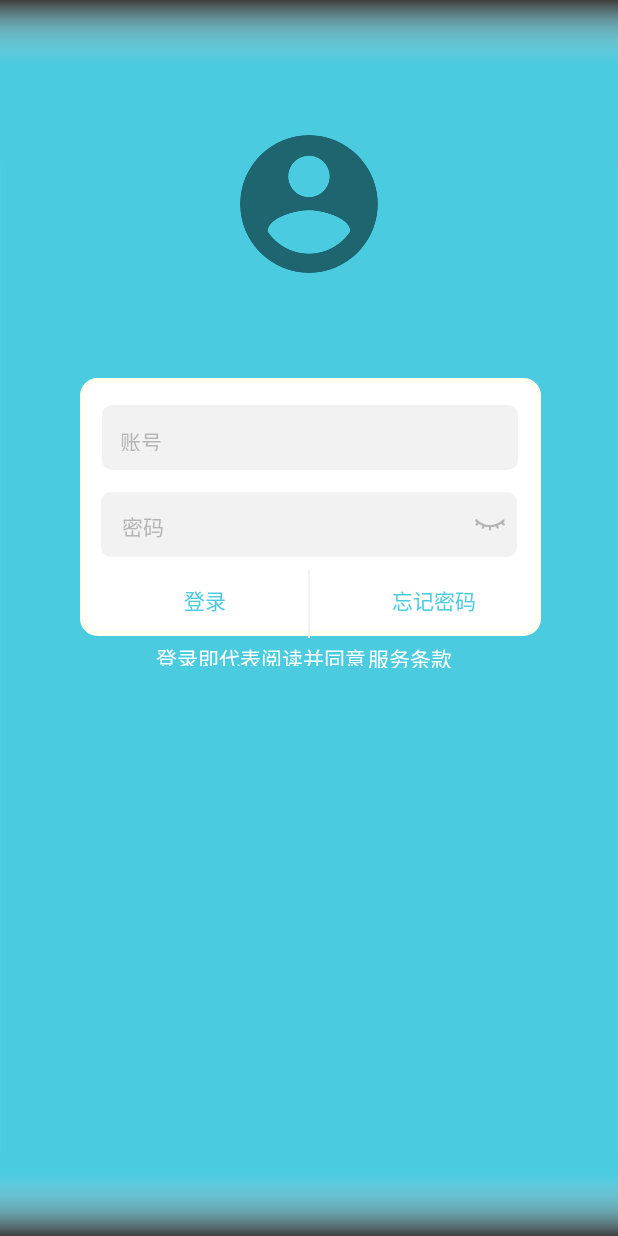
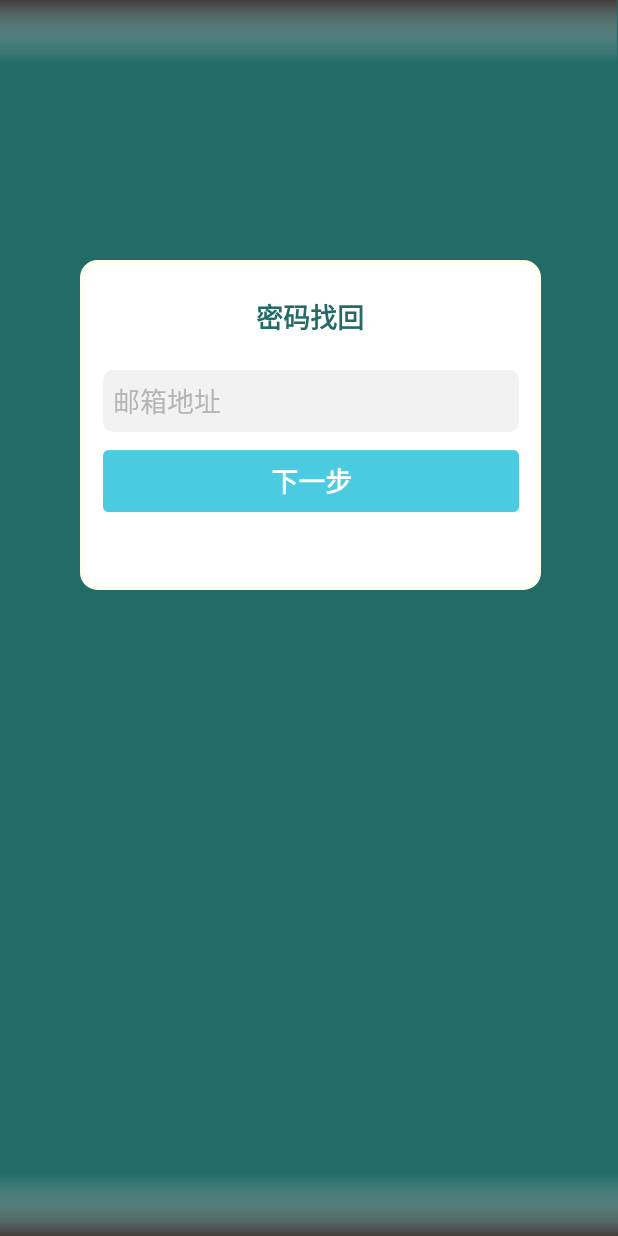
Before and after one commit to PluckySaltyfish/Tree, an Android app: the Login2Activity screen opened directly, with no data from a screen before it, after a tap on "忘记密码", on a phone screen of 412 x 824 dp. Run offline under Robolectric (Android 15) with nearby library versions, the phone set to English and light mode, and no system bars; Roboto replaces fonts that are not available here.

Commit message:
RetrievePassword page

```diff
--- a/app/src/main/AndroidManifest.xml
+++ b/app/src/main/AndroidManifest.xml
@@ -24,6 +24,12 @@
         <activity android:name=".Login2Activity">
 
         </activity>
+        <activity android:name=".RetrievePassword1">
+
+        </activity>
+        <activity android:name=".RetrievePassword2">
+
+        </activity>
         <activity android:name=".Register">
 
         </activity>
--- a/app/src/main/java/com/example/plucky/mytree/Login2Activity.java
+++ b/app/src/main/java/com/example/plucky/mytree/Login2Activity.java
@@ -110,8 +110,8 @@ public class Login2Activity extends AppCompatActivity {
             @Override
             public void onClick(View v) {
                 //start forgetpassword activity
-//                Intent i = new Intent(Login2Activity.this, xxx.class);
-//                startActivity(i);
+                Intent i = new Intent(Login2Activity.this, RetrievePassword1.class);
+                startActivity(i);
             }
         });
 
--- /dev/null
+++ b/app/src/main/java/com/example/plucky/mytree/RetrievePassword1.java
@@ -0,0 +1,62 @@
+package com.example.plucky.mytree;
+
+import android.content.Intent;
+import android.graphics.Color;
+import android.os.Build;
+import android.os.Bundle;
+import android.support.v7.app.AppCompatActivity;
+import android.view.View;
+import android.widget.Button;
+import android.widget.EditText;
+
+/**
+ * Created by Administrator on 2018/2/9.
+ */
+
+public class RetrievePassword1 extends AppCompatActivity {
+
+    private EditText musermail;
+    private Button next;
+
+    @Override
+    protected void onCreate(Bundle savedInstanceState) {
+        super.onCreate(savedInstanceState);
+        setContentView(R.layout.password_retrieve1);
+        if (Build.VERSION.SDK_INT >= 21) {
+            View decorView =getWindow().getDecorView();
+            int option = View.SYSTEM_UI_FLAG_LAYOUT_HIDE_NAVIGATION
+                    | View.SYSTEM_UI_FLAG_LAYOUT_FULLSCREEN
+                    | View.SYSTEM_UI_FLAG_LAYOUT_STABLE;
+            decorView.setSystemUiVisibility(option);
+            getWindow().setNavigationBarColor(Color.TRANSPARENT);
+            getWindow().setStatusBarColor(Color.TRANSPARENT);
+        }
+
+        musermail=(EditText) findViewById(R.id.usermail);
+        next=(Button) findViewById(R.id.buttonnext);
+
+        musermail.setOnFocusChangeListener(new android.view.View.OnFocusChangeListener(){
+
+            @Override
+            public void onFocusChange(View view, boolean hasFocus) {
+                if(hasFocus){
+
+                }
+                else{
+
+                }
+            }
+        });
+
+        next.setOnClickListener(new View.OnClickListener() {
+            @Override
+            public void onClick(View v) {
+                Intent i = new Intent(RetrievePassword1.this, RetrievePassword2.class);
+                startActivity(i);
+            }
+        });
+    }
+
+
+
+}
--- a/app/src/main/res/layout/activity_register.xml
+++ b/app/src/main/res/layout/activity_register.xml
@@ -5,8 +5,8 @@
     xmlns:tools="http://schemas.android.com/tools"
     android:layout_width="match_parent"
     android:layout_height="match_parent"
-    android:background="@color/dark_green"
-    tools:context="com.example.plucky.mytree.Login2Activity"
+    android:background="@drawable/bkg2"
+    tools:context="com.example.plucky.mytree.Register"
     tools:ignore="ExtraText"
     tools:layout_editor_absoluteY="25dp">
 
--- /dev/null
+++ b/app/src/main/res/layout/password_retrieve1.xml
@@ -0,0 +1,102 @@
+<?xml version="1.0" encoding="utf-8"?>
+<android.support.constraint.ConstraintLayout
+    xmlns:android="http://schemas.android.com/apk/res/android"
+    xmlns:app="http://schemas.android.com/apk/res-auto"
+    xmlns:tools="http://schemas.android.com/tools"
+    android:layout_width="match_parent"
+    android:layout_height="match_parent"
+    android:background="@drawable/bkg2"
+    tools:context="com.example.plucky.mytree.Login2Activity"
+    tools:ignore="ExtraText"
+    tools:layout_editor_absoluteY="25dp">
+
+    <TextView
+        android:id="@+id/textbackground"
+        android:layout_width="307dp"
+        android:layout_height="220dp"
+        android:layout_marginBottom="8dp"
+        android:background="@drawable/testview_background"
+        android:enabled="false"
+        app:layout_constraintBottom_toBottomOf="parent"
+        app:layout_constraintEnd_toEndOf="parent"
+        app:layout_constraintHorizontal_bias="0.508"
+        app:layout_constraintLeft_toLeftOf="parent"
+        app:layout_constraintRight_toRightOf="parent"
+        app:layout_constraintStart_toStartOf="parent"
+        app:layout_constraintTop_toTopOf="@+id/guideline14"
+        app:layout_constraintVertical_bias="0.0"/>
+
+
+    <android.support.constraint.Guideline
+        android:id="@+id/guideline"
+        android:layout_width="wrap_content"
+        android:layout_height="wrap_content"
+        android:orientation="vertical"
+        app:layout_constraintGuide_percent="0.5"/>
+
+    <EditText
+        android:id="@+id/usermail"
+        android:layout_width="277dp"
+        android:layout_height="41dp"
+        android:layout_marginBottom="12dp"
+        android:layout_marginTop="8dp"
+        android:background="@drawable/userbackground"
+        android:ems="10"
+        android:inputType="textPersonName"
+        android:singleLine="false"
+        android:text="邮箱地址"
+        android:textColor="@color/hint_word"
+        app:layout_constraintBottom_toTopOf="@+id/buttonnext"
+        app:layout_constraintEnd_toEndOf="@+id/textbackground"
+        app:layout_constraintLeft_toLeftOf="parent"
+        app:layout_constraintRight_toRightOf="parent"
+        app:layout_constraintStart_toStartOf="@+id/textbackground"
+        app:layout_constraintTop_toBottomOf="@+id/textView"
+        app:layout_constraintVertical_bias="1.0"
+        tools:ignore="MissingConstraints,RtlCompat"/>
+
+    <Button
+        android:id="@+id/buttonnext"
+        android:layout_width="277dp"
+        android:layout_height="41dp"
+        android:layout_marginBottom="52dp"
+        android:background="@drawable/register_button"
+        android:text="下一步"
+        android:textColor="@color/white"
+        android:textSize="18sp"
+        android:textStyle="bold"
+        app:layout_constraintBottom_toBottomOf="@+id/textbackground"
+        app:layout_constraintEnd_toEndOf="@+id/textbackground"
+        app:layout_constraintLeft_toLeftOf="parent"
+        app:layout_constraintRight_toRightOf="parent"
+        app:layout_constraintStart_toStartOf="@+id/textbackground"
+        />
+
+    <android.support.constraint.Guideline
+        android:id="@+id/guideline14"
+        android:layout_width="wrap_content"
+        android:layout_height="wrap_content"
+        android:orientation="horizontal"
+        app:layout_constraintGuide_percent="0.21"/>
+
+    <TextView
+        android:id="@+id/textView"
+        android:layout_width="73dp"
+        android:layout_height="27dp"
+        android:layout_marginTop="24dp"
+        android:background="@color/white"
+        android:enabled="false"
+        android:text="密码找回"
+        android:textAllCaps="true"
+        android:textColor="@color/dark_green"
+        android:textSize="18sp"
+        android:textStyle="bold"
+        app:layout_constraintEnd_toEndOf="@+id/textbackground"
+        app:layout_constraintLeft_toLeftOf="parent"
+        app:layout_constraintRight_toRightOf="parent"
+        app:layout_constraintStart_toStartOf="@+id/textbackground"
+        app:layout_constraintTop_toTopOf="@+id/guideline14"
+        />
+
+
+</android.support.constraint.ConstraintLayout>
```
Also changed, not shown: app/src/main/java/com/example/plucky/mytree/RetrievePassword2.java (added, +51 -0 lines), app/src/main/res/layout/password_retrieve2.xml (added, +125 -0 lines).
